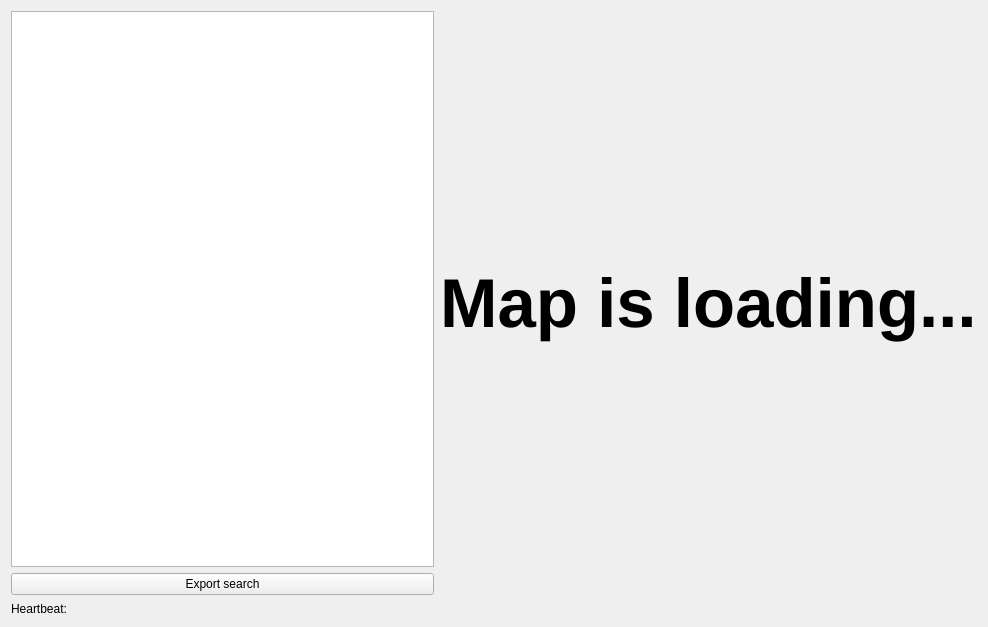
Qt form src/ui/overviewwidget.ui (jspngh/shae-workstation) before a commit.
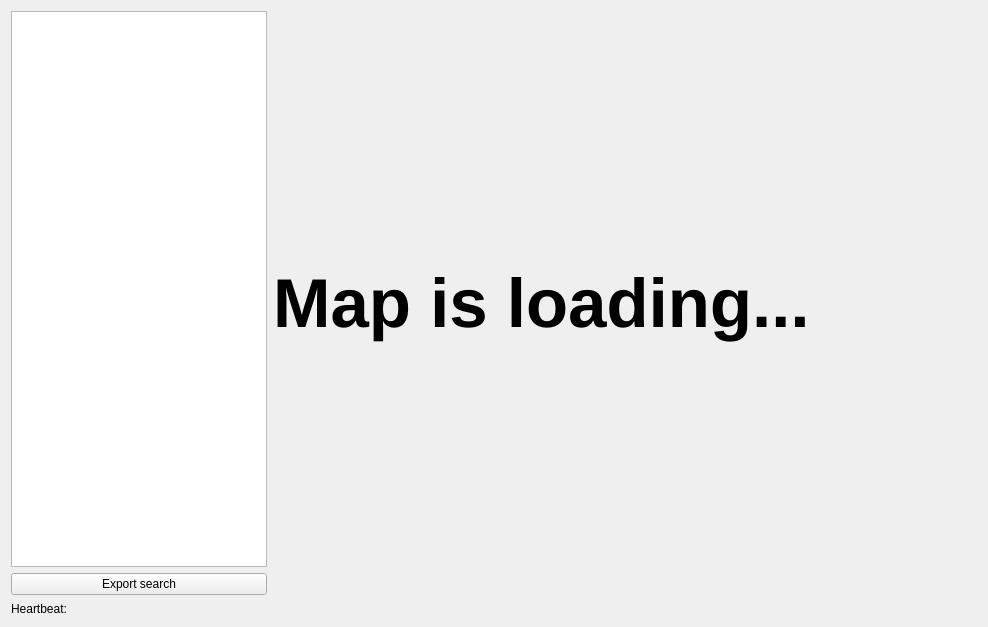
The same form after that commit. Icons and pictures are not drawn.

Commit message: Cleaned up UI code and changed layout a bit

Diff of the .ui file:
```diff
--- a/src/ui/overviewwidget.ui
+++ b/src/ui/overviewwidget.ui
@@ -15,7 +15,7 @@
   </property>
   <layout class="QVBoxLayout" name="verticalLayout">
    <item>
-    <layout class="QHBoxLayout" name="mainLayout">
+    <layout class="QHBoxLayout" name="mainLayout" stretch="0,1">
      <item>
       <layout class="QVBoxLayout" name="verticalLayout_3">
        <item>
```
Left out of the diff: 10 changed lines with no effect on the pictures. The commit also changes 26 other files.
